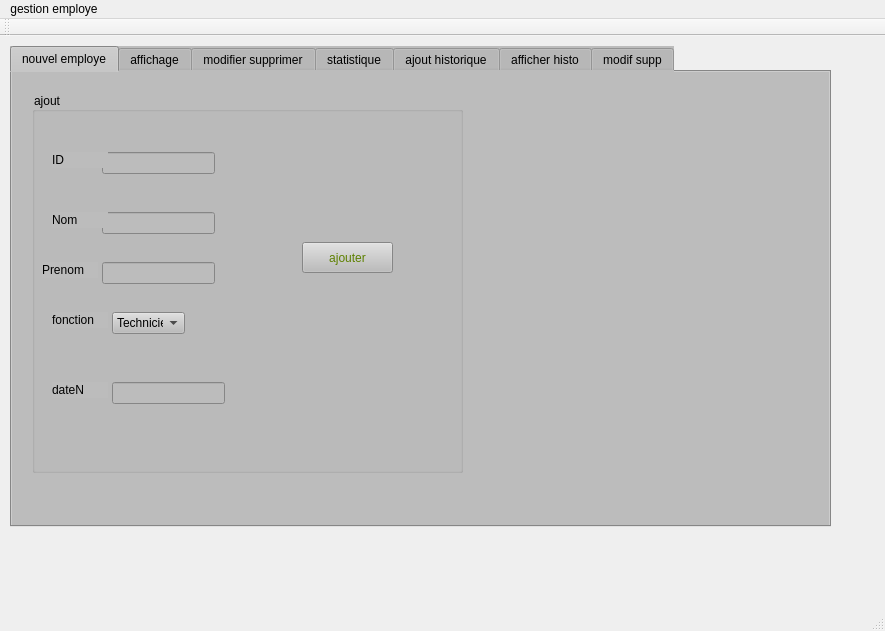
Before: the Qt Designer form mainwindow.ui in khaledg4g/print-office-c-, drawn with Qt 5.
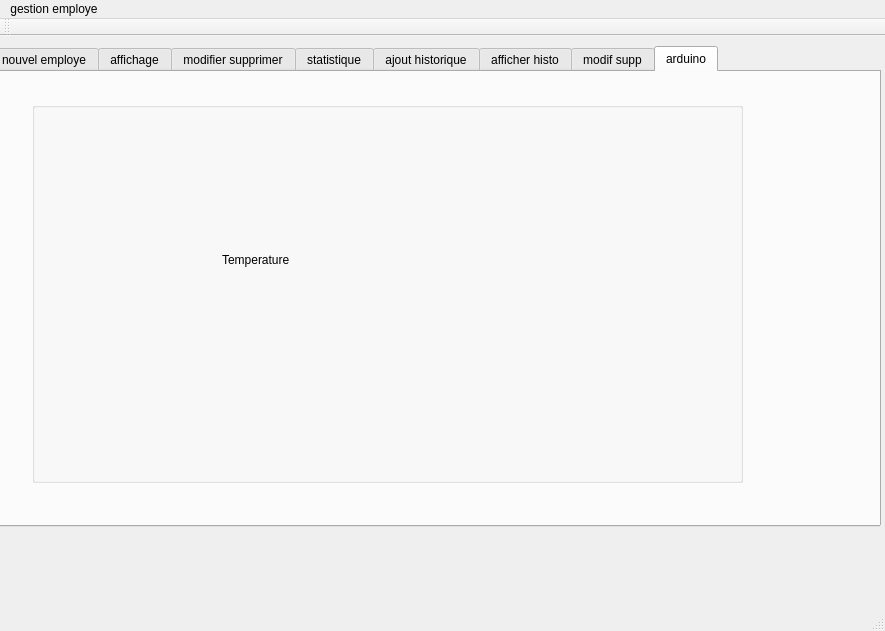
After: the same form once the commit is applied.

Patch:
```diff
--- a/mainwindow.ui
+++ b/mainwindow.ui
@@ -17,17 +17,17 @@
    <widget class="QTabWidget" name="tabWidget">
     <property name="geometry">
      <rect>
-      <x>10</x>
+      <x>-10</x>
       <y>10</y>
-      <width>821</width>
+      <width>891</width>
       <height>481</height>
      </rect>
     </property>
     <property name="styleSheet">
-     <string notr="true">background-color: rgb(188, 188, 188);</string>
+     <string notr="true"/>
     </property>
     <property name="currentIndex">
-     <number>0</number>
+     <number>7</number>
     </property>
     <widget class="QWidget" name="tab">
      <attribute name="title">
@@ -55,7 +55,7 @@
         </rect>
        </property>
        <property name="styleSheet">
-        <string notr="true">color: qlineargradient(spread:pad, x1:0, y1:0, x2:1, y2:0, stop:0 rgba(9, 41, 4, 255), stop:0.085 rgba(2, 79, 0, 255), stop:0.19 rgba(50, 147, 22, 255), stop:0.275 rgba(236, 191, 49, 255), stop:0.39 rgba(243, 61, 34, 255), stop:0.555 rgba(135, 81, 60, 255), stop:0.667 rgba(121, 75, 255, 255), stop:0.825 rgba(164, 255, 244, 255), stop:0.885 rgba(104, 222, 71, 255), stop:1 rgba(93, 128, 0, 255));</string>
+        <string notr="true"/>
        </property>
        <property name="text">
         <string>ajouter</string>
@@ -818,6 +818,50 @@
       </widget>
      </widget>
     </widget>
+    <widget class="QWidget" name="tab_8">
+     <attribute name="title">
+      <string>arduino</string>
+     </attribute>
+     <widget class="QGroupBox" name="groupBox_8">
+      <property name="geometry">
+       <rect>
+        <x>40</x>
+        <y>30</y>
+        <width>711</width>
+        <height>381</height>
+       </rect>
+      </property>
+      <property name="title">
+       <string/>
+      </property>
+      <widget class="QLabel" name="temp_lcdNumber">
+       <property name="geometry">
+        <rect>
+         <x>360</x>
+         <y>120</y>
+         <width>171</width>
+         <height>51</height>
+        </rect>
+       </property>
+       <property name="text">
+        <string/>
+       </property>
+      </widget>
+      <widget class="QLabel" name="label_18">
+       <property name="geometry">
+        <rect>
+         <x>190</x>
+         <y>150</y>
+         <width>151</width>
+         <height>16</height>
+        </rect>
+       </property>
+       <property name="text">
+        <string>Temperature</string>
+       </property>
+      </widget>
+     </widget>
+    </widget>
    </widget>
   </widget>
   <widget class="QMenuBar" name="menuBar">
```
Left out of the diff: 40 changed lines with no effect on the pictures.
